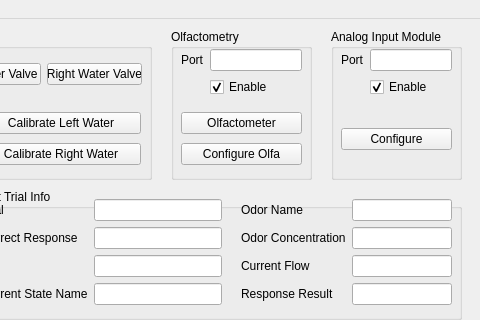
First picture: the form in main_window.ui, repository olfa-lab/PyBpodGUI, before the edit; both pictures show x 299 to 779 and y 0 to 320 of the 779 by 874 pixel window.
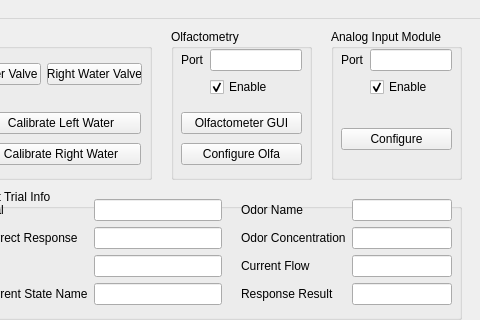
Second picture: the form after the edit.

Commit message: modified protocolWorker.py to fix olfactometer not opening vial due to QTimer conflict

```diff
--- a/main_window.ui
+++ b/main_window.ui
@@ -263,7 +263,7 @@
       <item>
        <widget class="QPushButton" name="olfaButton">
         <property name="text">
-         <string>Olfactometer</string>
+         <string>Olfactometer GUI</string>
         </property>
         <property name="checkable">
          <bool>false</bool>
```
The commit also changes 5 other files.
